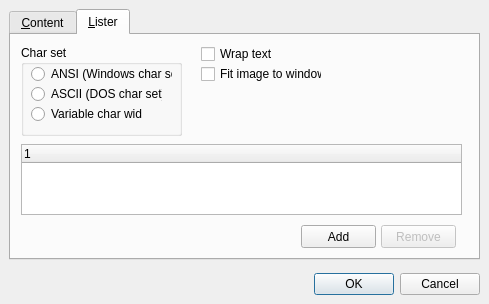
Before: the Qt Designer form OptionsDialog.ui in martin-kudlicka/file-commander, drawn with Qt 5.
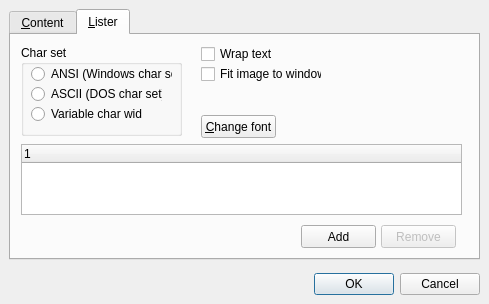
After: the same form once the commit is applied. The open tabs and pages were chosen to show the change.

Commit message: + configurable font for Lister

The edit to the form file:
```diff
--- a/OptionsDialog.ui
+++ b/OptionsDialog.ui
@@ -1159,6 +1159,19 @@
             <bool>false</bool>
            </property>
           </widget>
+          <widget class="QPushButton" name="qpbListerChangeFont" >
+           <property name="geometry" >
+            <rect>
+             <x>190</x>
+             <y>80</y>
+             <width>75</width>
+             <height>23</height>
+            </rect>
+           </property>
+           <property name="text" >
+            <string>&amp;Change font</string>
+           </property>
+          </widget>
          </widget>
         </widget>
        </widget>
```
The commit also changes 5 other files.
